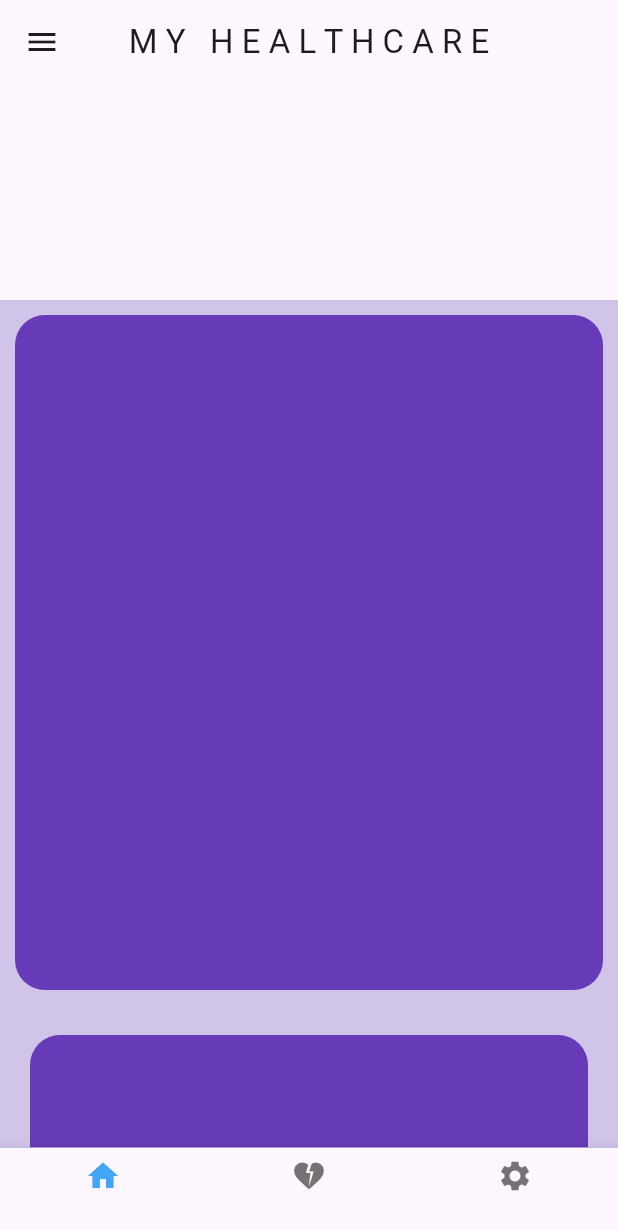
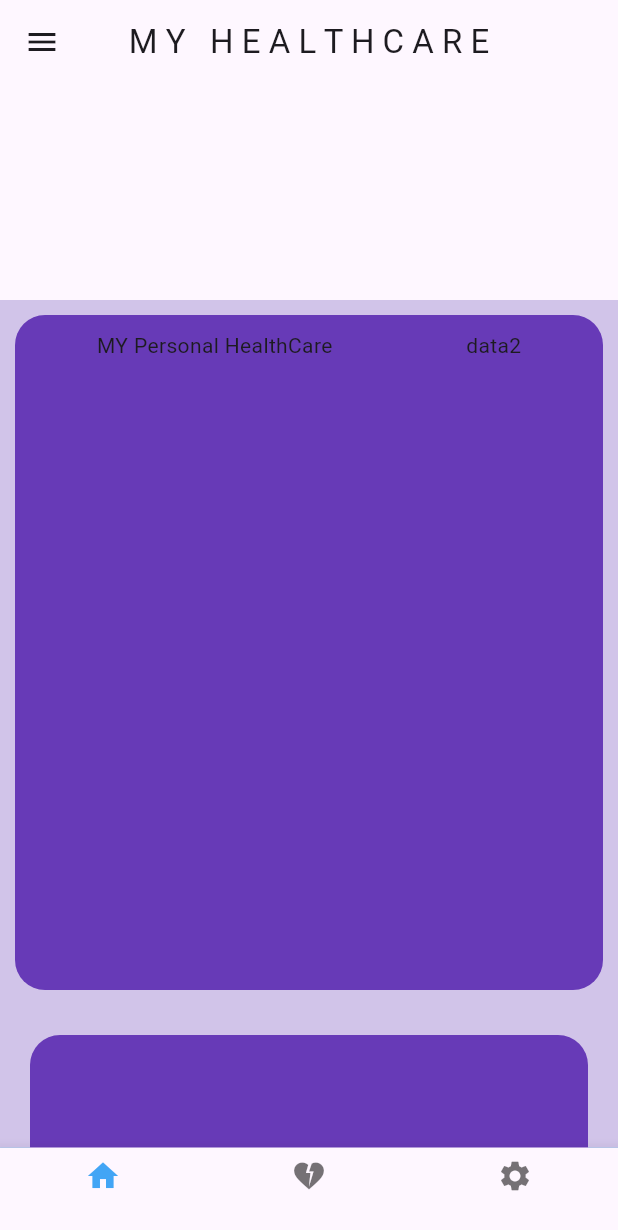
Before and after one commit to PHUMIN-PH/phuwis.dev_personalcare, a Flutter app: the screen it shows after launch, swiped to page 2, on a phone screen of 412 x 824 dp. Shown: the top 1230 px of the screen. Run offline on Flutter 3.47's test engine with Material 3 defaults, Android fonts, the phone set to English and light mode, and no system bars; our stand-ins replace image_picker, shared_preferences.

Commit message:
update rename pj

```diff
--- a/lib/Controllers/check_login.dart
+++ b/lib/Controllers/check_login.dart
@@ -1,6 +1,6 @@
-import 'package:ener_personalcare/main.dart';
+import 'package:x_personalcare/main.dart';
 import 'package:flutter/material.dart';
-import 'package:ener_personalcare/Controllers/user.dart';
+import 'package:x_personalcare/Controllers/user.dart';
 
 class check_login extends StatefulWidget {
   const check_login({super.key});
--- a/lib/Model/UserPreferences.dart
+++ b/lib/Model/UserPreferences.dart
@@ -1,5 +1,5 @@
 import 'package:shared_preferences/shared_preferences.dart';
-import 'package:ener_personalcare/Controllers/user.dart';
+import 'package:x_personalcare/Controllers/user.dart';
 import 'package:flutter/material.dart';
 
 class UserPreferences {
--- a/lib/Views/health-insert.dart
+++ b/lib/Views/health-insert.dart
@@ -1,5 +1,5 @@
-import 'package:ener_personalcare/Views/home.dart';
-import 'package:ener_personalcare/Views/navigator.dart';
+import 'package:x_personalcare/Views/home.dart';
+import 'package:x_personalcare/Views/navigator.dart';
 import 'package:flutter/material.dart';
 import 'package:http/http.dart' as http;
 import 'dart:convert';
--- a/lib/Views/healthData.dart
+++ b/lib/Views/healthData.dart
@@ -59,7 +59,26 @@ class DashboardHealth extends StatelessWidget {
                 child: Container(
                   height: 450,
                   color: Colors.deepPurple,
-
+                  child: Padding(
+                    padding: const EdgeInsets.all(10.0),
+                    child: Row(
+                      mainAxisAlignment: MainAxisAlignment.spaceAround,
+                      children: [
+                        Column(
+                          children: [
+                            Text(
+                              "MY Personal HealthCare",
+                            ),
+                          ],
+                        ),
+                        Column(
+                          children: [
+                            Text("data2"),
+                          ],
+                        ),
+                      ],
+                    ),
+                  ),
                 ),
               ),
             ),
--- a/lib/Views/login.dart
+++ b/lib/Views/login.dart
@@ -1,11 +1,11 @@
-import 'package:ener_personalcare/Controllers/check_login.dart';
+import 'package:x_personalcare/Controllers/check_login.dart';
 import 'package:flutter/material.dart';
 import 'widget.dart';
-import 'package:ener_personalcare/Views/register.dart';
+import 'package:x_personalcare/Views/register.dart';
 import 'package:http/http.dart' as http;
 import 'home.dart';
 import 'dart:convert';
-import 'package:ener_personalcare/Controllers/user.dart';
+import 'package:x_personalcare/Controllers/user.dart';
 
 class LoginScreen extends StatefulWidget {
   const LoginScreen({super.key});
--- a/lib/Views/register.dart
+++ b/lib/Views/register.dart
@@ -1,11 +1,11 @@
-import 'package:ener_personalcare/Views/navigator.dart';
+import 'package:x_personalcare/Views/navigator.dart';
 import 'package:flutter/material.dart';
 import 'package:http/http.dart' as http;
 import 'widget.dart';
 import 'home.dart';
 import 'login.dart';
 import 'dart:convert';
-import 'package:ener_personalcare/Controllers/user.dart';
+import 'package:x_personalcare/Controllers/user.dart';
 
 class SignUpSceen extends StatefulWidget {
   const SignUpSceen({super.key});
--- a/lib/Views/splash.dart
+++ b/lib/Views/splash.dart
@@ -1,5 +1,5 @@
 import 'package:flutter/material.dart';
-import 'package:ener_personalcare/Controllers/user.dart';
+import 'package:x_personalcare/Controllers/user.dart';
 import 'widget.dart';
 
 class SplashScreen extends StatefulWidget {
--- a/lib/main.dart
+++ b/lib/main.dart
@@ -3,9 +3,9 @@ import 'dart:convert';
 import 'Views/login.dart';
 import 'Views/register.dart';
 import 'Views/home.dart';
-import 'package:ener_personalcare/Model/UserPreferences.dart';
+import 'package:x_personalcare/Model/UserPreferences.dart';
 import 'Views/navigator.dart';
-import 'package:ener_personalcare/Controllers/user.dart';
+import 'package:x_personalcare/Controllers/user.dart';
 import 'Views/splash.dart';
 import 'Controllers/check_login.dart';
 
--- a/pubspec.yaml
+++ b/pubspec.yaml
@@ -1,5 +1,5 @@
-name: ener_personalcare
-description: A new Flutter project.
+name: x_personalcare
+description: You health is you future.
 # The following line prevents the package from being accidentally published to
 # pub.dev using `flutter pub publish`. This is preferred for private packages.
 publish_to: 'none' # Remove this line if you wish to publish to pub.dev
```
Also changed, not shown: lib/Views/home.dart (+4 -4 lines), lib/Views/navigator.dart (+4 -4 lines), lib/Views/setting.dart (+4 -4 lines).
